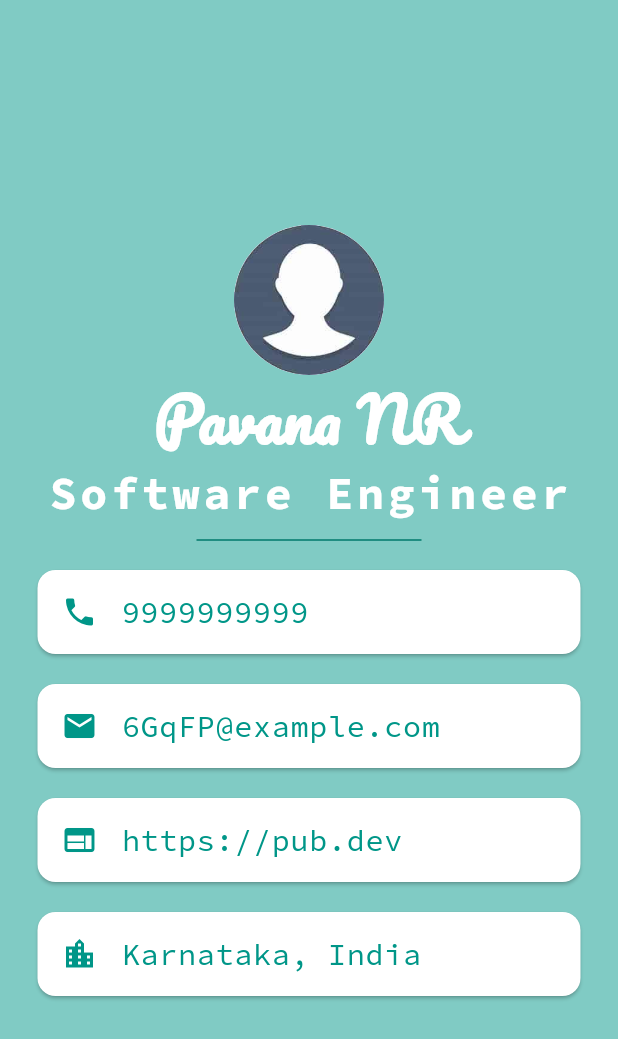
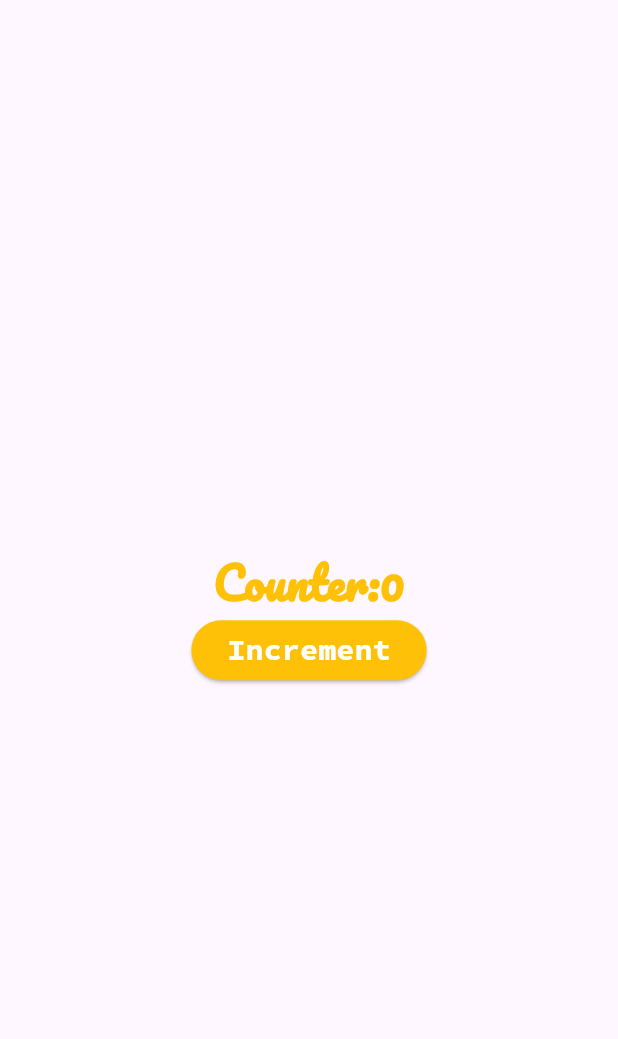
Before and after one commit to pavana-nr/mc-demoapp, a Flutter app: the screen it shows after launch, on a phone screen of 412 x 824 dp. Shown: the top 1039 px of the screen. Run offline on Flutter 3.47's test engine with Material 3 defaults, Android fonts, the light colour scheme and no system bars; our stand-ins replace flutter_bloc; Roboto replaces fonts that are missing (sourceCodePro).

Commit message:
implemented cubit for the counter app

```diff
--- a/lib/common_widgets/info_card.dart
+++ /dev/null
@@ -1,39 +0,0 @@
-import 'package:flutter/material.dart';
-
-class InfoCard extends StatelessWidget {
-  final String text;
-  final IconData icon;
-  final Function onPressed;
-
-  const InfoCard(
-      {super.key,
-      required this.text,
-      required this.icon,
-      required this.onPressed});
-
-  @override
-  Widget build(BuildContext context) {
-    return GestureDetector(
-      onTap: () {
-        onPressed();
-      },
-      child: Card(
-        margin: const EdgeInsets.symmetric(vertical: 10.0, horizontal: 25.0),
-        color: Colors.white,
-        child: ListTile(
-          leading: Icon(
-            icon,
-            color: Colors.teal,
-          ),
-          title: Text(
-            text,
-            style: const TextStyle(
-                fontFamily: 'sourceCodePro',
-                fontSize: 20.0,
-                color: Colors.teal),
-          ),
-        ),
-      ),
-    );
-  }
-}
--- /dev/null
+++ b/lib/cubit/counter_cubit.dart
@@ -0,0 +1,9 @@
+import 'package:flutter_bloc/flutter_bloc.dart';
+
+class CounterCubit extends Cubit<int> {
+  CounterCubit() : super(0);
+
+  void increment() {
+    emit(state + 1);
+  }
+}
--- /dev/null
+++ b/lib/home_page.dart
@@ -0,0 +1,53 @@
+import 'package:flutter/material.dart';
+import 'package:flutter_bloc/flutter_bloc.dart';
+
+import 'cubit/counter_cubit.dart';
+
+class HomePage extends StatefulWidget {
+  const HomePage({super.key});
+
+  @override
+  State<HomePage> createState() => _HomePageState();
+}
+
+class _HomePageState extends State<HomePage> {
+  final counterCubit = CounterCubit();
+
+  @override
+  Widget build(BuildContext context) {
+    return BlocBuilder<CounterCubit, int>(
+        bloc: counterCubit,
+        builder: (context, counter) {
+          return Center(
+            child: Column(
+              mainAxisAlignment: MainAxisAlignment.center,
+              children: [
+                Text(
+                  'Counter:$counter',
+                  style: const TextStyle(
+                      color: Colors.amber,
+                      fontFamily: 'Pacifico',
+                      fontSize: 30.0,
+                      fontWeight: FontWeight.bold),
+                ),
+                ElevatedButton(
+                    style: ButtonStyle(
+                      backgroundColor: MaterialStateProperty.all(Colors.amber),
+                    ),
+                    onPressed: () {
+                      counterCubit.increment();
+                    },
+                    child: const Text(
+                      'Increment',
+                      style: TextStyle(
+                          color: Colors.white,
+                          fontWeight: FontWeight.bold,
+                          fontSize: 20.0,
+                          fontFamily: 'SourceCodePro'),
+                    )),
+              ],
+            ),
+          );
+        });
+  }
+}
--- a/lib/main.dart
+++ b/lib/main.dart
@@ -1,13 +1,6 @@
-import 'package:flutter/foundation.dart';
 import 'package:flutter/material.dart';
 
-import 'common_widgets/info_card.dart';
-import 'package:url_launcher/url_launcher.dart' as launcher;
-
-const url = 'https://pub.dev';
-const email = '6GqFP@example.com';
-const phone = '9999999999';
-const location = 'Karnataka, India';
+import 'home_page.dart';
 
 void main() => runApp(const MyApp());
 
@@ -18,144 +11,11 @@
   Widget build(BuildContext context) {
     return const MaterialApp(
       debugShowCheckedModeBanner: false,
-      home: Home(),
-    );
-  }
-}
-
-class Home extends StatelessWidget {
-  const Home({super.key});
-  @override
-  Widget build(BuildContext context) {
-    return Scaffold(
-      backgroundColor: Colors.teal[200],
-      body: SafeArea(
-        child: Column(
-          mainAxisAlignment: MainAxisAlignment.center,
-          children: <Widget>[
-            const CircleAvatar(
-              radius: 50.0,
-              backgroundImage: AssetImage('images/profile.jpg'),
-            ),
-            const Text(
-              'Pavana NR',
-              style: TextStyle(
-                  fontSize: 40.0,
-                  color: Colors.white,
-                  fontWeight: FontWeight.bold,
-                  fontFamily: 'Pacifico'),
-            ),
-            const Text(
-              'Software Engineer',
-              style: TextStyle(
-                  fontSize: 30.0,
-                  letterSpacing: 2.5,
-                  fontWeight: FontWeight.bold,
-                  color: Colors.white,
-                  fontFamily: 'SourceCodePro'),
-            ),
-            const SizedBox(
-              height: 20.0,
-              width: 150.0,
-              child: Divider(
-                color: Color.fromRGBO(0, 121, 107, 1),
-              ),
-            ),
-            InfoCard(
-              text: phone,
-              icon: Icons.phone,
-              onPressed: () {
-                String removeSpaceFromPhoneNumber =
-                    phone.replaceAll(RegExp(r"\s+\b|\b\s"), '');
-                var phoneCall = 'tel:$removeSpaceFromPhoneNumber';
-
-                _launchUrl(context, phoneCall);
-              },
-            ),
-            InfoCard(
-              text: email,
-              icon: Icons.email,
-              onPressed: () {
-                _launchUrl(context, email);
-              },
-            ),
-            InfoCard(
-              text: url.toString(),
-              icon: Icons.web,
-              onPressed: () {
-                _launchUrl(context, url);
-              },
-            ),
-            InfoCard(
-              text: location,
-              icon: Icons.location_city,
-              onPressed: () => 'Karnataka, India',
-            ),
-          ],
+      home: Scaffold(
+        body: SafeArea(
+          child: HomePage(),
         ),
       ),
     );
   }
-
-  Future<void> _launchUrl(BuildContext context, dynamic destination) async {
-    try {
-      if (destination is String) {
-        // Check if it's a valid URL
-        final uri = Uri.tryParse(destination);
-        if (uri != null) {
-          if (await launcher.launchUrl(uri)) {
-            await launcher.launchUrl(uri);
-          } else {
-            throw Exception('Could not launch URL: $destination');
-          }
-        } else {
-          // It's not a valid URL; let's check if it's an email address
-          if (destination.contains('@')) {
-            final emailUri = Uri(scheme: 'mailto', path: destination);
-            if (await launcher.launchUrl(emailUri)) {
-              await launcher.launchUrl(emailUri);
-            } else {
-              throw Exception('Could not launch email: $destination');
-            }
-          } else {
-            // Assume it's a phone number
-            final phoneUri = Uri(scheme: 'tel', path: destination);
-            if (await launcher.launchUrl(phoneUri)) {
-              await launcher.launchUrl(phoneUri);
-            } else {
-              throw Exception('Could not launch phone number: $destination');
-            }
-          }
-        }
-      } else {
-        throw Exception('Invalid input type. Expected String.');
-      }
-    } catch (e) {
-      if (kDebugMode) {
-        print('Error launching: $e');
-      }
-      _showDialog(context, title: e.toString(), content: e.toString());
-      // Handle the error gracefully (maybe show a toast or log it)
-    }
-  }
-
-  void _showDialog(BuildContext context, {String? title, String? content}) {
-    showDialog(
-      context: context,
-      builder: (BuildContext context) {
-        return AlertDialog(
-          title: Text(title!),
-          content: Text(content!),
-          actions: <Widget>[
-            TextButton(
-              child: const Text('Close'),
-              onPressed: () {
-                Navigator.of(context).pop();
-              },
-            ),
-          ],
-        );
-      },
-    );
-  }
 }
--- a/pubspec.yaml
+++ b/pubspec.yaml
@@ -36,6 +36,7 @@ dependencies:
   # Use with the CupertinoIcons class for iOS style icons.
   cupertino_icons: ^1.0.6
   url_launcher: ^6.3.0
+  flutter_bloc: ^8.1.6
 
 dev_dependencies:
   flutter_test:
```
Also changed, not shown: pubspec.lock.
